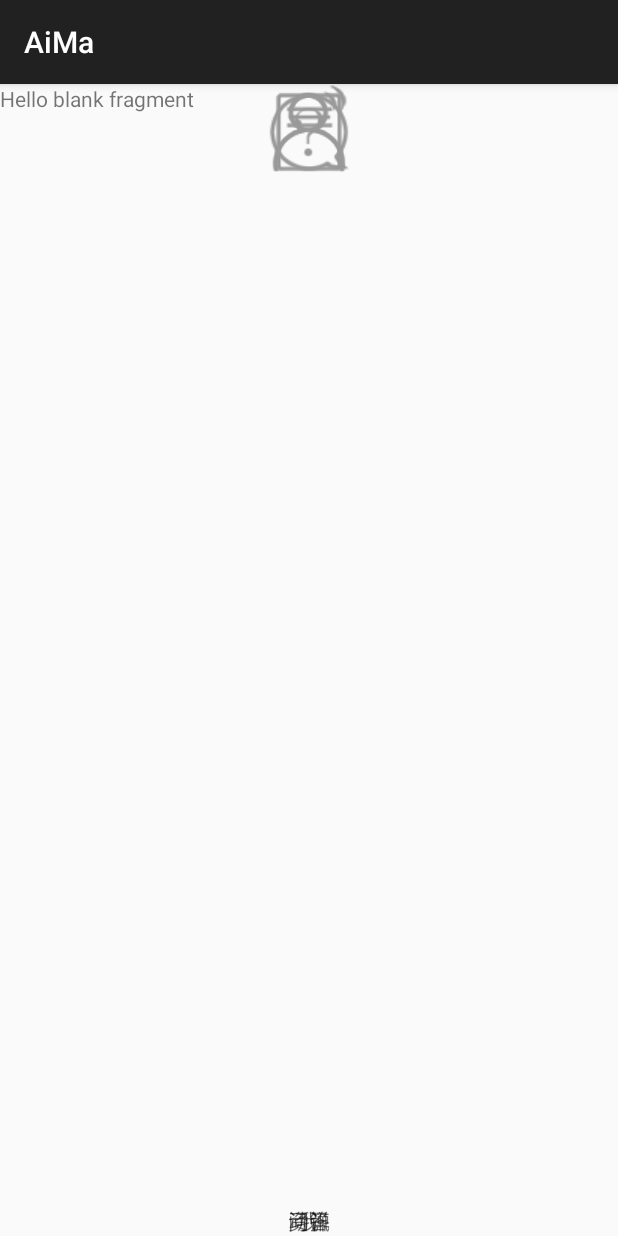
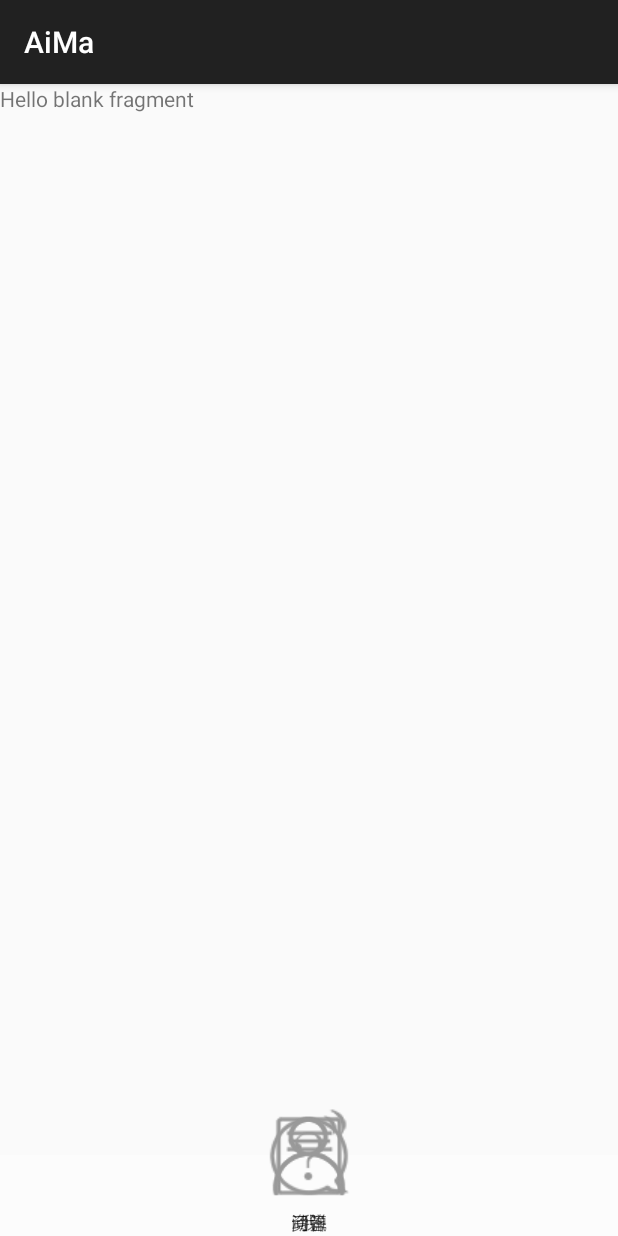
Before and after one commit to ALiaooo/AiMa, an Android app: the screen it shows after launch (MainActivity), on a phone screen of 412 x 824 dp. Run offline under Robolectric (Android 15) with nearby library versions, the phone set to English and light mode, and no system bars.

Commit message:
Adjust the imageview of tab  on the display effect

```diff
--- a/app/src/main/java/com/app/aliao/aima/activity/MainActivity.java
+++ b/app/src/main/java/com/app/aliao/aima/activity/MainActivity.java
@@ -7,6 +7,7 @@ import android.support.v4.app.FragmentTabHost;
 import android.view.LayoutInflater;
 import android.view.View;
 import android.widget.ImageView;
+import android.widget.TabHost;
 import android.widget.TextView;
 
 import com.app.aliao.aima.R;
@@ -42,5 +43,14 @@ public class MainActivity extends BaseActivity {
             title.setText(mTitleId[i]);
             mTabHost.addTab(mTabHost.newTabSpec(getString(mTitleId[i])).setIndicator(view), mContentFragment[i], null);
         }
+
+        mTabHost.setOnTabChangedListener(new TabHost.OnTabChangeListener() {
+            @Override
+            public void onTabChanged(String tabId) {
+
+            }
+        });
     }
+
+
 }
--- a/app/src/main/res/layout/activity_main.xml
+++ b/app/src/main/res/layout/activity_main.xml
@@ -17,7 +17,8 @@
         <LinearLayout
             android:orientation="vertical"
             android:layout_width="match_parent"
-            android:layout_height="wrap_content">
+            android:layout_height="54dp"
+            android:background="@color/primarybar_background" >
 <!--            <View
                 android:layout_width="match_parent"
                 android:layout_height="1px"
@@ -25,7 +26,7 @@
             <TabWidget
                 android:id="@android:id/tabs"
                 android:layout_width="match_parent"
-                android:layout_height="64dp"/>
+                android:layout_height="54dp"/>
 
         </LinearLayout>
 
--- a/app/src/main/res/layout/tab_indicator.xml
+++ b/app/src/main/res/layout/tab_indicator.xml
@@ -1,14 +1,8 @@
 <?xml version="1.0" encoding="utf-8"?>
 <RelativeLayout xmlns:android="http://schemas.android.com/apk/res/android"
     android:layout_width="wrap_content"
-    android:layout_height="64dip">
+    android:layout_height="wrap_content">
 
-    <ImageView android:id="@+id/tab_icon"
-        android:layout_width="wrap_content"
-        android:layout_height="wrap_content"
-        android:layout_centerHorizontal="true"
-        android:src="@drawable/tab_icon_me"
-        />
 
     <TextView android:id="@+id/tab_title"
         android:layout_width="wrap_content"
@@ -16,6 +10,18 @@
         android:layout_alignParentBottom="true"
         android:layout_centerHorizontal="true"
         android:text="women"
+        android:textSize="12sp"
+        android:layout_marginTop="3dp"
         />
 
+    <ImageView android:id="@+id/tab_icon"
+        android:layout_width="wrap_content"
+        android:layout_height="wrap_content"
+        android:layout_centerHorizontal="true"
+        android:src="@drawable/tab_icon_me"
+        android:layout_above="@id/tab_title"
+        />
+
+
+
 </RelativeLayout>
--- /dev/null
+++ b/app/src/main/res/values/colors.xml
@@ -0,0 +1,4 @@
+<?xml version="1.0" encoding="utf-8"?>
+<resources>
+    <color name="primarybar_background">#FCFCFC</color>
+</resources>
```
